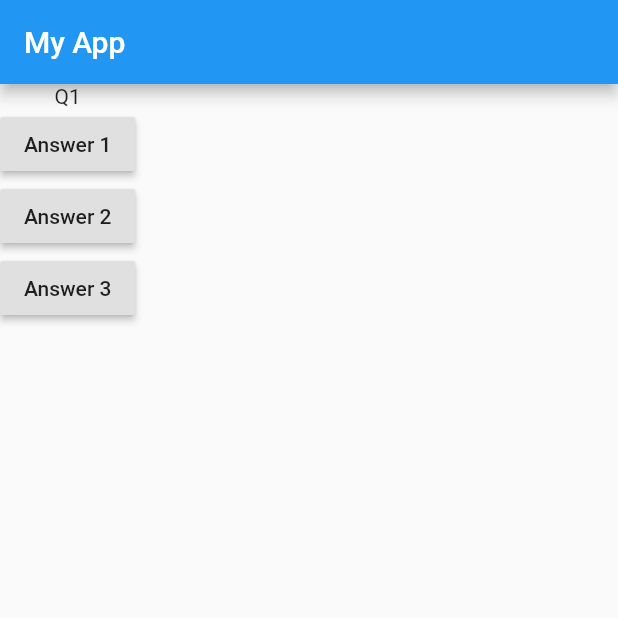
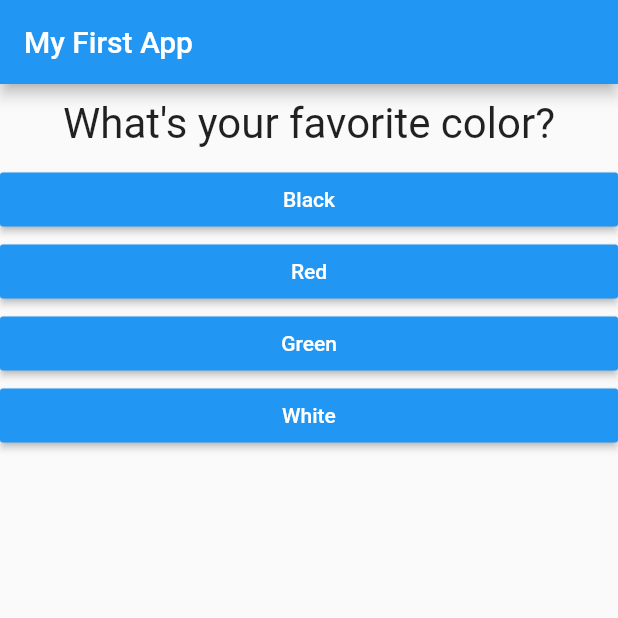
Before and after one commit to l-Shane-l/Flutter_Practice, a Flutter app: the screen it shows after launch, on a phone screen of 412 x 824 dp, the top half of it. Run offline on Flutter 3.47's test engine with Material 2 defaults, Android fonts, the phone set to English and light mode, and no system bars.

Commit message:
final push

```diff
--- /dev/null
+++ b/lib/answer.dart
@@ -0,0 +1,20 @@
+import 'package:flutter/material.dart';
+
+class Answer extends StatelessWidget {
+    final Function() selectHandler;
+    final String answerText;
+
+    Answer(this.selectHandler, this.answerText);
+    @override
+    Widget build(BuildContext context){
+        return Container(
+            width: double.infinity,
+            child: RaisedButton(
+                color: Colors.blue,
+                textColor: Colors.white,
+                child: Text(answerText),
+                onPressed: selectHandler,
+            ),
+        );
+    }
+}
--- a/lib/main.dart
+++ b/lib/main.dart
@@ -1,6 +1,9 @@
 import 'package:flutter/material.dart';
 
-// void main(){
+import './question.dart';
+import './answer.dart';
+
+// void main() {
 //   runApp(MyApp());
 // }
 
@@ -8,33 +11,62 @@ void main() => runApp(MyApp());
 
 class MyApp extends StatefulWidget {
   @override
-  State<StatefulWidget> createState(){
-    return MyAppState();
+  State<StatefulWidget> createState() {
+    // TODO: implement createState
+    return _MyAppState();
   }
 }
-class MyAppState extends State<MyApp> {
-  var questionIndex = 0;
-  void questionAnswer(){
-    setState(() { // needed to update interface, higher order funciton?
-      questionIndex = questionIndex + 1;
+
+class _MyAppState extends State<MyApp> {
+  var _questionIndex = 0;
+
+  void _answerQuestion() {
+    setState(() {
+      _questionIndex = _questionIndex + 1;
     });
+    print(_questionIndex);
+  }
 
+  @override
+  Widget build(BuildContext context) {
+    const questions = [
+      {
+        'questionText': 'What\'s your favorite color?',
+        'answers': ['Black', 'Red', 'Green', 'White'],
+      },
+      {
+        'questionText': 'What\'s your favorite animal?',
+        'answers': ['Rabbit', 'Snake', 'Elephant', 'Lion'],
+      },
+      {
+        'questionText': 'Who\'s your favorite instructor?',
+        'answers': ['Max', 'Max', 'Max', 'Max'],
+      },
+    ];
 
-  }
-  @override
-  Widget build(BuildContext context){
-    var questions = ['Q1', 'Q2', 'Q3'];
-    return MaterialApp(home: Scaffold(
-      appBar: AppBar(title: Text('My App'),),
-      body: Column(children: <Widget>[
-        Text(questions[questionIndex]),
-        RaisedButton(child: Text('Answer 1'), onPressed: questionAnswer), // pointer to function not called
-        RaisedButton(child: Text('Answer 2'), onPressed: () => print('answer 2')), // anomous function lambda
-        RaisedButton(child: Text('Answer 3'), onPressed: () { // break our syntex of the same, adding () at the end would implement the function on creation
-          print('answer 3');
-        }),
+    // var dummy = const ['Hello'];
+    // dummy.add('Max');
+    // print(dummy);
+    // dummy = [];
+    // questions = []; // does not work if questions is a const
 
-      ],),
-    ),);
+    return MaterialApp(
+      home: Scaffold(
+        appBar: AppBar(
+          title: Text('My First App'),
+        ),
+        body: Column(
+          children: [
+            Question(
+              (questions[_questionIndex]['questionText'] as String),
+            ),
+            ...(questions[_questionIndex]['answers'] as List<String>)
+                .map((answer) {
+              return Answer(_answerQuestion, answer);
+            }).toList()
+          ],
+        ),
+      ),
+    );
   }
 }
--- /dev/null
+++ b/lib/question.dart
@@ -0,0 +1,12 @@
+import 'package:flutter/material.dart';
+
+class Question extends StatelessWidget {
+    final String questionText;
+
+    Question(this.questionText);
+
+    @override
+    Widget build(BuildContext context){
+        return Container( width: double.infinity, margin: EdgeInsets.all(10) , child: Text(questionText, style: TextStyle(fontSize: 28), textAlign: TextAlign.center,), );
+    }
+}
```
